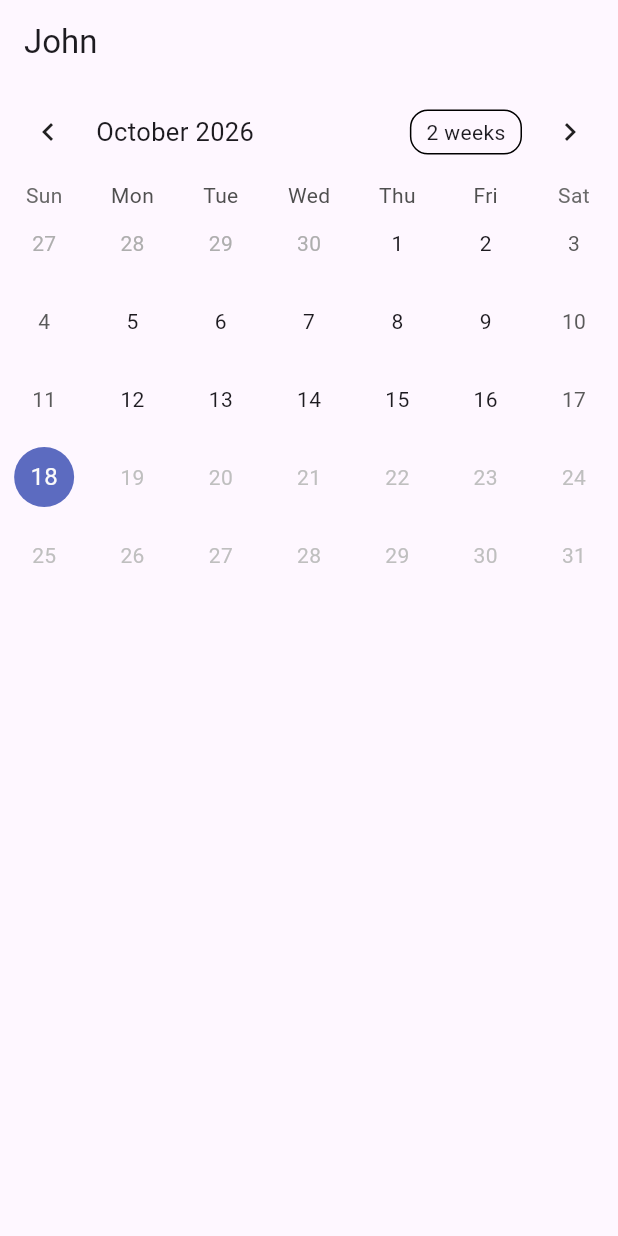
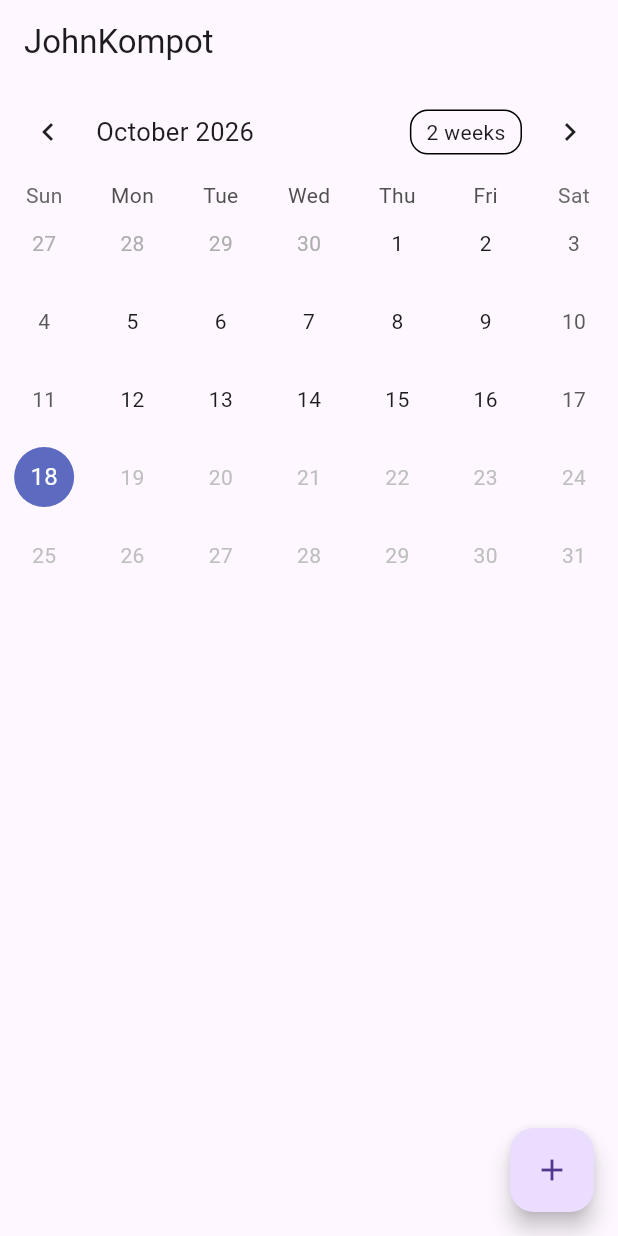
Before and after one commit to RakTotah/HealthHack48-2026, a Flutter app: the screen it shows after launch, on a phone screen of 412 x 824 dp. Run offline on Flutter 3.47's test engine with Material 3 defaults, Android fonts, the phone set to English and light mode, and no system bars; drawn by our look-alikes of table_calendar.

Commit message:
multiple pages
Navigation and empty symptom entry page

```diff
--- a/frontend/lib/main.dart
+++ b/frontend/lib/main.dart
@@ -2,11 +2,17 @@ import 'package:flutter/material.dart';
 import 'package:table_calendar/table_calendar.dart';
 
 void main() {
-  runApp(const MainApp());
+  runApp (MaterialApp(
+    initialRoute: '/',
+    routes: {
+      '/': (context) => const HomePage(),
+      'symptom_entry': (context) => const SymptomEntryPage(),
+    },
+  ));
 }
 
-class MainApp extends StatelessWidget {
-  const MainApp({super.key});
+class HomePage extends StatelessWidget {
+  const HomePage({super.key});
 
   @override
   Widget build(BuildContext context) {
@@ -15,25 +21,47 @@ class MainApp extends StatelessWidget {
         appBar: AppBar(
           title: Align(
             alignment: Alignment.centerLeft,
-            child: Text("John"),
+            child: Text("JohnKompot"),
           ),
         ),
         body: Center(
-          child: CalendarPage(),
+          child: Calendar(),
+        ),
+        floatingActionButton: FloatingActionButton(
+          onPressed: () {
+            Navigator.pushNamed(context, 'symptom_entry');
+          },
+          child: Icon(Icons.add),
         ),
       ),
     );
   }
 }
 
-class CalendarPage extends StatefulWidget {
-  const CalendarPage({super.key});
+class SymptomEntryPage extends StatelessWidget {
+  const SymptomEntryPage({super.key});
 
   @override
-  State<CalendarPage> createState() => _CalendarPageState();
+  Widget build(BuildContext context) {
+    return Scaffold(
+      appBar: AppBar(
+        title: Text("Symptom Entry"),
+      ),
+      body: Center(
+        child: Text("Symptom Entry Form Goes Here"),
+      ),
+    );
+  }
 }
 
-class _CalendarPageState extends State<CalendarPage> {
+class Calendar extends StatefulWidget {
+  const Calendar({super.key});
+
+  @override
+  State<Calendar> createState() => _CalendarState();
+}
+
+class _CalendarState extends State<Calendar> {
   DateTime _selectedDay = DateTime.now();
   DateTime _focusedDay = DateTime.now();
   int _selectedMode = 0; // 0 for day, 1 for range, 2 for symptom
```
